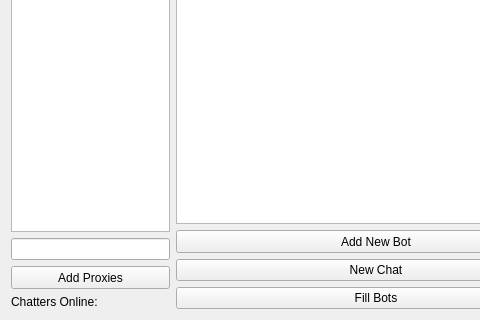
This is QT_Test/qt_test.ui in grasmanek94/PACB-PROJECT-ChatBot-QT-V3 as Qt 5 draws it before an edit; both pictures show x 0 to 480 and y 466 to 786 of the 1372 by 786 pixel window. The edited form follows.
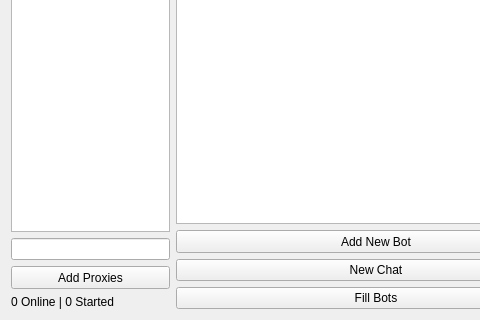
This is the edited form. Icons and pictures are not drawn.

Commit message: make text label fit with largen umbers

Diff of the .ui file:
```diff
--- a/QT_Test/qt_test.ui
+++ b/QT_Test/qt_test.ui
@@ -42,7 +42,7 @@
       <item row="3" column="0">
        <widget class="QLabel" name="onlineCountLabel">
         <property name="text">
-         <string>Chatters Online:</string>
+         <string>0 Online | 0 Started</string>
         </property>
        </widget>
       </item>
```
The commit also changes 2 other files.
